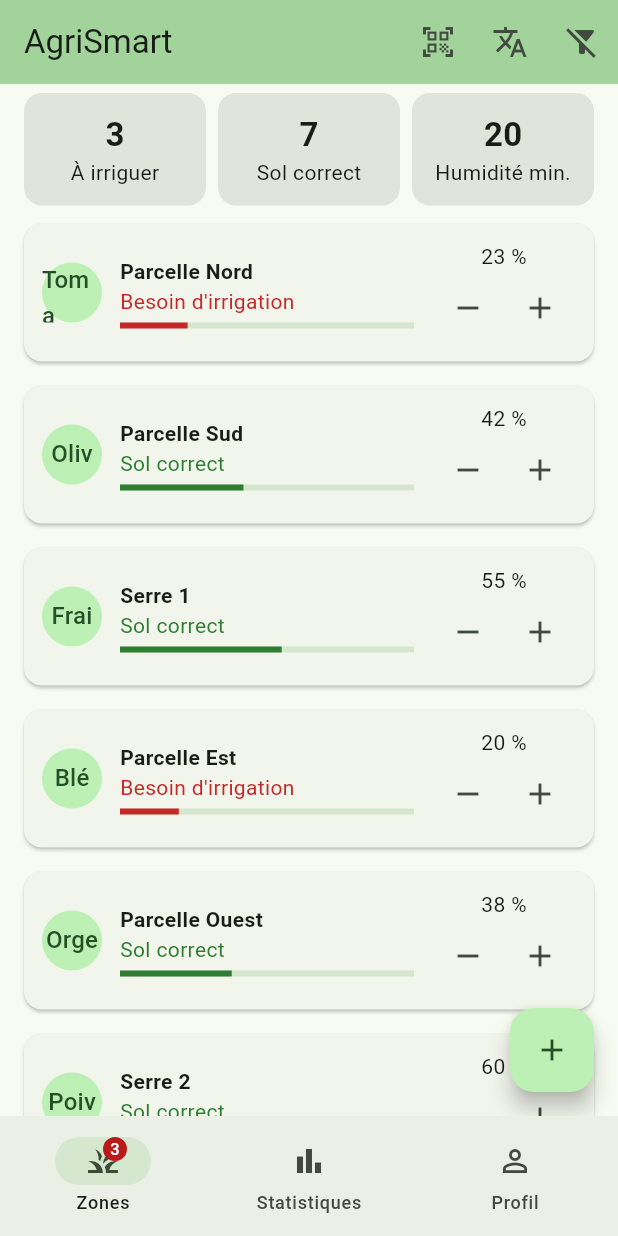
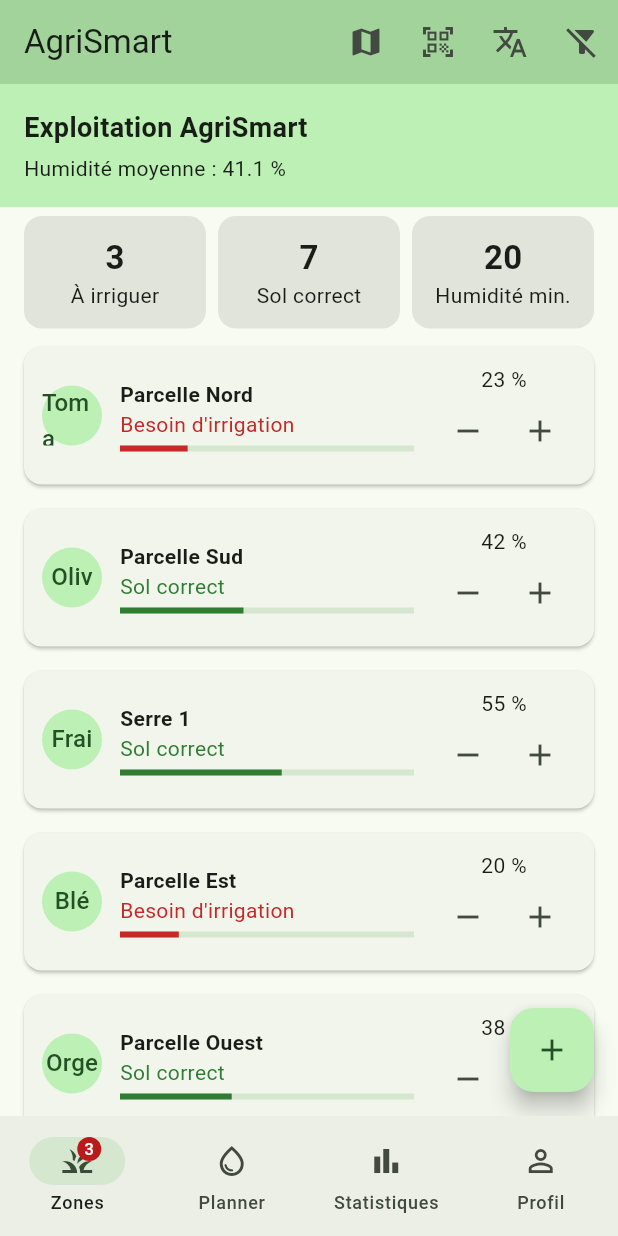
Before and after one commit to trabelsiwala047/agrismart, a Flutter app: the screen it shows once a user with an empty profile is signed in, after a tap on the "remove" icon, on a phone screen of 412 x 824 dp. Run offline on Flutter 3.47's test engine with Material 3 defaults, Android fonts, the phone set to English and light mode, and no system bars; our stand-ins replace camera, firebase_auth, firebase_core, flutter_map, latlong2, shared_preferences; missing offline and left inert: google_mlkit_face_detection, google_mlkit_translation, mobile_scanner; accounts and stored records are empty; network calls fail.

Commit message:
Irrigation: ajout page planner

```diff
--- a/lib/main.dart
+++ b/lib/main.dart
@@ -3,30 +3,37 @@ import 'package:flutter/material.dart';
 import 'package:provider/provider.dart';
 import 'package:shared_preferences/shared_preferences.dart';
 
+import 'package:agrismart/config.dart';
 import 'package:agrismart/firebase_options.dart';
 import 'package:agrismart/providers/auth_provider.dart';
+import 'package:agrismart/providers/product_provider.dart';
 import 'package:agrismart/providers/reglages_provider.dart';
 import 'package:agrismart/providers/zones_provider.dart';
 import 'package:agrismart/providers/meteo_provider.dart';
 import 'package:agrismart/providers/translation_provider.dart';
+import 'package:agrismart/services/auth_locale_service.dart';
+import 'package:agrismart/services/auth_service.dart';
 import 'package:agrismart/services/firebase_auth_service.dart';
 import 'package:agrismart/app.dart';
 
 Future<void> main() async {
   WidgetsFlutterBinding.ensureInitialized();
-  await Firebase.initializeApp(
-    options: DefaultFirebaseOptions.currentPlatform,
-  );
 
-  final authService = FirebaseAuthService();
+  if (utiliserFirebase) {
+    await Firebase.initializeApp(
+      options: DefaultFirebaseOptions.currentPlatform,
+    );
+  }
 
-  // Stockage local: yetefta7 mara wahda (baad Firebase)
+  final AuthService authService =
+      utiliserFirebase ? FirebaseAuthService() : AuthLocaleService();
+
+  // Stockage local: yetefta7 mara wahda
   final prefs = await SharedPreferences.getInstance();
 
   runApp(
     MultiProvider(
       providers: [
-        // AuthProvider lazem ykoun 9bal ZonesProvider
         ChangeNotifierProvider(create: (_) => AuthProvider(authService)),
         ChangeNotifierProvider(create: (_) => ReglagesProvider(prefs)),
         ChangeNotifierProvider(
@@ -35,6 +42,7 @@ Future<void> main() async {
         ),
         ChangeNotifierProvider(create: (_) => MeteoProvider(prefs)..charger()),
         ChangeNotifierProvider(create: (_) => TranslationProvider()),
+        ChangeNotifierProvider(create: (_) => ProductProvider()),
       ],
       child: const MyApp(),
     ),
--- a/lib/screens/app_shell.dart
+++ b/lib/screens/app_shell.dart
@@ -1,9 +1,11 @@
+
 import 'package:flutter/material.dart';
 import 'package:provider/provider.dart';
 import 'package:agrismart/providers/zones_provider.dart';
 import 'package:agrismart/screens/profil_page.dart';
 import 'package:agrismart/screens/statistiques_page.dart';
 import 'package:agrismart/screens/zones_page.dart';
+import 'package:agrismart/screens/irrigation_planner_page.dart';
 
 class AppShell extends StatefulWidget {
   const AppShell({super.key});
@@ -11,26 +13,31 @@ class AppShell extends StatefulWidget {
   @override
   State<AppShell> createState() => _AppShellState();
 }
+
 class _AppShellState extends State<AppShell> {
   int _onglet = 0;
 
   @override
   Widget build(BuildContext context) {
-    // select : on ne reconstruit la barre que si CE nombre change
-    final n = context.select<ZonesProvider, int>((p) => p.nombreAIrriguer);
+    final n = context.select<ZonesProvider, int>(
+          (p) => p.nombreAIrriguer,
+    );
 
     return Scaffold(
       body: IndexedStack(
         index: _onglet,
         children: const [
           ZonesPage(),
+          IrrigationPlannerPage(),
           StatistiquesPage(),
           ProfilPage(),
         ],
       ),
       bottomNavigationBar: NavigationBar(
         selectedIndex: _onglet,
-        onDestinationSelected: (index) => setState(() => _onglet = index),
+        onDestinationSelected: (index) {
+          setState(() => _onglet = index);
+        },
         destinations: [
           NavigationDestination(
             icon: Badge(
@@ -44,6 +51,11 @@ class _AppShellState extends State<AppShell> {
               child: const Icon(Icons.grass),
             ),
             label: 'Zones',
+          ),
+          const NavigationDestination(
+            icon: Icon(Icons.water_drop_outlined),
+            selectedIcon: Icon(Icons.water_drop),
+            label: 'Planner',
           ),
           const NavigationDestination(
             icon: Icon(Icons.bar_chart_outlined),
--- /dev/null
+++ b/lib/screens/irrigation_planner_page.dart
@@ -0,0 +1,277 @@
+
+import 'package:flutter/material.dart';
+import 'package:provider/provider.dart';
+
+import 'package:agrismart/providers/zones_provider.dart';
+import 'package:agrismart/models/zone.dart';
+
+class IrrigationPlannerPage extends StatefulWidget {
+  const IrrigationPlannerPage({super.key});
+
+  @override
+  State<IrrigationPlannerPage> createState() =>
+      _IrrigationPlannerPageState();
+}
+
+class _IrrigationPlannerPageState
+    extends State<IrrigationPlannerPage> {
+  Zone? selectedZone;
+
+  Color getPriorityColor(double deficit) {
+    if (deficit <= 0) return Colors.green;
+    if (deficit <= 10) return Colors.orange;
+    if (deficit <= 25) return Colors.deepOrange;
+    return Colors.red;
+  }
+
+  String getPriority(double deficit) {
+    if (deficit <= 0) return 'Aucune urgence';
+    if (deficit <= 10) return 'Faible';
+    if (deficit <= 25) return 'Moyenne';
+    return 'Élevée';
+  }
+
+  @override
+  Widget build(BuildContext context) {
+    final zones = context.watch<ZonesProvider>().zones;
+
+    if (zones.isEmpty) {
+      return Scaffold(
+        appBar: AppBar(title: const Text('Smart Irrigation Planner')),
+        body: const Center(
+          child: Text('Aucune zone disponible'),
+        ),
+      );
+    }
+
+    final zone = zones.contains(selectedZone)
+        ? selectedZone!
+        : zones.first;
+
+    final deficit =
+    (zone.seuil - zone.humidite).clamp(0.0, 100.0);
+
+    final besoin = zone.besoinIrrigation;
+
+    final duration = besoin
+        ? (deficit * 1.5).round().clamp(5, 30)
+        : 0;
+
+    final color = getPriorityColor(deficit);
+
+    return Scaffold(
+      appBar: AppBar(
+        title: const Text('Smart Irrigation Planner'),
+        centerTitle: true,
+      ),
+      body: SingleChildScrollView(
+        padding: const EdgeInsets.all(16),
+        child: Column(
+          crossAxisAlignment: CrossAxisAlignment.start,
+          children: [
+            const Text(
+              'Planification intelligente de l’irrigation',
+              style: TextStyle(
+                fontSize: 20,
+                fontWeight: FontWeight.bold,
+              ),
+            ),
+
+            const SizedBox(height: 8),
+
+            const Text(
+              'Analysez vos zones et obtenez des recommandations.',
+            ),
+
+            const SizedBox(height: 24),
+
+            const Text(
+              'Sélectionner une zone',
+              style: TextStyle(fontWeight: FontWeight.bold),
+            ),
+
+            const SizedBox(height: 8),
+
+            DropdownButtonFormField<Zone>(
+              initialValue: zone,
+              decoration: const InputDecoration(
+                border: OutlineInputBorder(),
+                prefixIcon: Icon(Icons.grass),
+              ),
+              items: zones.map((item) {
+                return DropdownMenuItem(
+                  value: item,
+                  child: Text(item.nom),
+                );
+              }).toList(),
+              onChanged: (value) {
+                setState(() {
+                  selectedZone = value;
+                });
+              },
+            ),
+
+            const SizedBox(height: 24),
+
+            Card(
+              child: Padding(
+                padding: const EdgeInsets.all(18),
+                child: Column(
+                  children: [
+                    const Icon(
+                      Icons.water_drop,
+                      color: Colors.blue,
+                      size: 45,
+                    ),
+
+                    const SizedBox(height: 10),
+
+                    Text(
+                      '${zone.humidite.toStringAsFixed(0)}%',
+                      style: const TextStyle(
+                        fontSize: 32,
+                        fontWeight: FontWeight.bold,
+                      ),
+                    ),
+
+                    const Text('Humidité actuelle du sol'),
+
+                    const SizedBox(height: 18),
+
+                    LinearProgressIndicator(
+                      value: (zone.humidite / 100).clamp(0.0, 1.0),
+                      minHeight: 10,
+                      color: Colors.blue,
+                    ),
+
+                    const SizedBox(height: 18),
+
+                    Row(
+                      mainAxisAlignment:
+                      MainAxisAlignment.spaceBetween,
+                      children: [
+                        const Text('Seuil minimum'),
+                        Text('${zone.seuil.toStringAsFixed(0)}%'),
+                      ],
+                    ),
+                  ],
+                ),
+              ),
+            ),
+
+            const SizedBox(height: 20),
+
+            Card(
+              child: Padding(
+                padding: const EdgeInsets.all(18),
+                child: Column(
+                  crossAxisAlignment: CrossAxisAlignment.start,
+                  children: [
+                    const Text(
+                      'Analyse intelligente',
+                      style: TextStyle(
+                        fontSize: 18,
+                        fontWeight: FontWeight.bold,
+                      ),
+                    ),
+
+                    const SizedBox(height: 16),
+
+                    Row(
+                      children: [
+                        const Expanded(child: Text('Déficit d’humidité')),
+                        Text('${deficit.toStringAsFixed(0)}%'),
+                      ],
+                    ),
+
+                    const Divider(),
+
+                    Row(
+                      children: [
+                        const Expanded(child: Text('Priorité')),
+                        Text(
+                          getPriority(deficit),
+                          style: TextStyle(
+                            color: color,
+                            fontWeight: FontWeight.bold,
+                          ),
+                        ),
+                      ],
+                    ),
+
+                    const Divider(),
+
+                    Row(
+                      children: [
+                        const Expanded(
+                          child: Text('Durée estimée'),
+                        ),
+                        Text(
+                          besoin ? '$duration minutes' : 'Non nécessaire',
+                          style: const TextStyle(
+                            fontWeight: FontWeight.bold,
+                          ),
+                        ),
+                      ],
+                    ),
+                  ],
+                ),
+              ),
+            ),
+
+            const SizedBox(height: 20),
+
+            Container(
+              width: double.infinity,
+              padding: const EdgeInsets.all(18),
+              decoration: BoxDecoration(
+                color: color.withValues(alpha: 0.10),
+                borderRadius: BorderRadius.circular(15),
+              ),
+              child: Column(
+                crossAxisAlignment: CrossAxisAlignment.start,
+                children: [
+                  const Text(
+                    'Recommandation',
+                    style: TextStyle(
+                      fontSize: 18,
+                      fontWeight: FontWeight.bold,
+                    ),
+                  ),
+
+                  const SizedBox(height: 10),
+
+                  Text(
+                    besoin
+                        ? 'La zone ${zone.nom} nécessite une irrigation. '
+                        'Priorité : ${getPriority(deficit)}.'
+                        : 'La zone ${zone.nom} possède une humidité suffisante.',
+                  ),
+
+                  if (besoin) ...[
+                    const SizedBox(height: 8),
+                    Text(
+                      'Durée indicative : $duration minutes.',
+                    ),
+                  ],
+                ],
+              ),
+            ),
+
+            const SizedBox(height: 12),
+
+            const Text(
+              'Note : la durée est une estimation pédagogique, '
+                  'pas un calcul agronomique précis. Vérifiez les conditions '
+                  'météorologiques et les caractéristiques de votre terrain.',
+              style: TextStyle(
+                color: Colors.grey,
+                fontSize: 12,
+              ),
+            ),
+          ],
+        ),
+      ),
+    );
+  }
+}
--- a/lib/screens/zones_page.dart
+++ b/lib/screens/zones_page.dart
@@ -4,10 +4,12 @@ import 'package:agrismart/models/zone.dart';
 import 'package:agrismart/providers/zones_provider.dart';
 import 'package:agrismart/screens/zone_detail_page.dart';
 import 'package:agrismart/screens/zone_form_page.dart';
+import 'package:agrismart/widgets/fiche_exploitation.dart';
 import 'package:agrismart/widgets/resume_exploitation.dart';
 import 'package:agrismart/widgets/zone_card.dart';
 import 'package:agrismart/screens/translation_screen.dart';
-import 'package:agrismart/screens/scan_screen.dart'; // NOUVEAU : scan
+import 'package:agrismart/screens/scan_screen.dart';
+import 'package:agrismart/screens/irrigation_map_page.dart';
 
 class ZonesPage extends StatelessWidget {
   const ZonesPage({super.key});
@@ -49,6 +51,14 @@ class ZonesPage extends StatelessWidget {
     Navigator.push(
       context,
       MaterialPageRoute(builder: (_) => const TranslationScreen()),
+    );
+  }
+
+  // NOUVEAU : ouvre la carte agricole
+  void _ouvrirCarte(BuildContext context) {
+    Navigator.push(
+      context,
+      MaterialPageRoute(builder: (_) => const IrrigationMapPage()),
     );
   }
 
@@ -124,6 +134,12 @@ class ZonesPage extends StatelessWidget {
         backgroundColor: Theme.of(context).colorScheme.inversePrimary,
         title: const Text('AgriSmart'),
         actions: [
+          // NOUVEAU : bouton carte
+          IconButton(
+            tooltip: 'Carte agricole',
+            icon: const Icon(Icons.map),
+            onPressed: () => _ouvrirCarte(context),
+          ),
           // NOUVEAU : bouton scan
           IconButton(
             tooltip: 'Scanner une zone',
@@ -150,7 +166,7 @@ class ZonesPage extends StatelessWidget {
       ),
       body: Column(
         children: [
-          // le bandeau qui avait disparu
+          FicheExploitation(humiditeMoyenne: provider.humiditeMoyenne),
           ResumeExploitation(zones: toutes),
           Expanded(
             child: zones.isEmpty
```
Also changed, not shown: lib/screens/irrigation_map_page.dart (added, +260 -0 lines).
